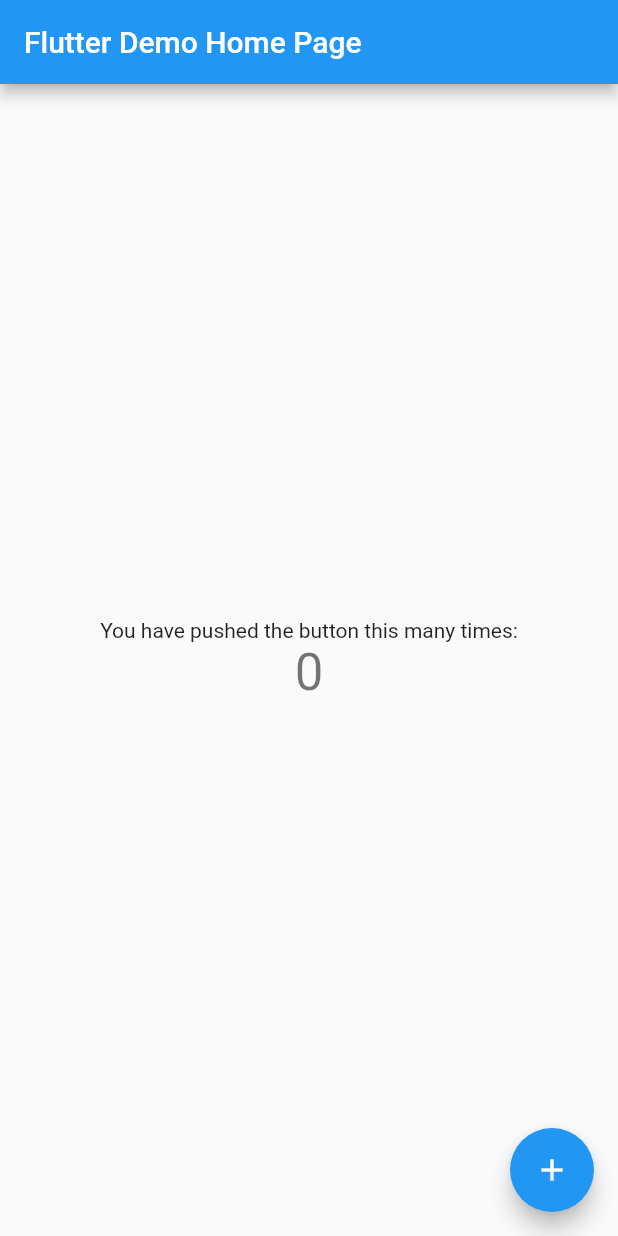
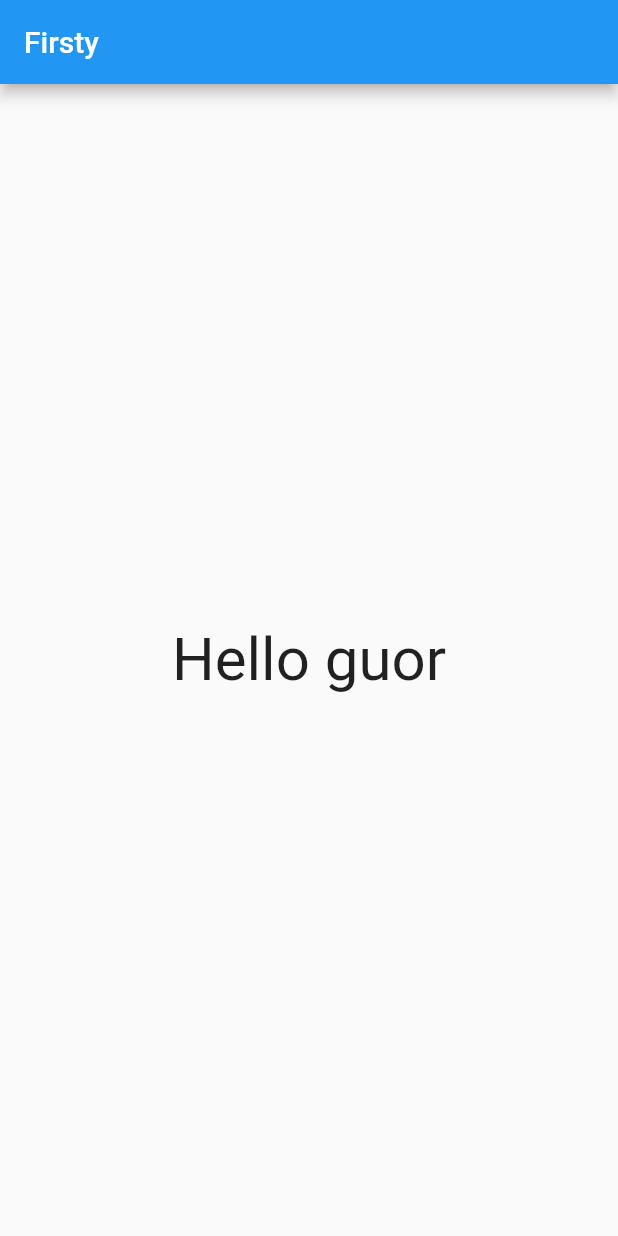
Before and after one commit to AntonioVeintiuno/fluttrapp, a Flutter app: the screen it shows after launch, on a phone screen of 412 x 824 dp. Run offline on Flutter 3.47's test engine with Material 2 defaults, Android fonts, the phone set to English and light mode, and no system bars.

Commit message:
Adding body with containert and center text.
Signed-off-by: Antonio Garcia <moy_357@hotmail.com>

```diff
--- a/lib/main.dart
+++ b/lib/main.dart
@@ -1,111 +1,21 @@
 import 'package:flutter/material.dart';
+import 'package:flutter/painting.dart';
 
-void main() => runApp(MyApp());
+void main() {
+ var app =MaterialApp(
+   home: Scaffold(
+     appBar: AppBar(
+       title: Text("Firsty"),
+     ),
+     body: Container(
+       child: Center(
+         child: Text("Hello guor",
+         style: TextStyle(fontSize: 40),
+         ),
+       ),
+     )
+   ),
+ );
 
-class MyApp extends StatelessWidget {
-  // This widget is the root of your application.
-  @override
-  Widget build(BuildContext context) {
-    return MaterialApp(
-      title: 'Flutter Demo',
-      theme: ThemeData(
-        // This is the theme of your application.
-        //
-        // Try running your application with "flutter run". You'll see the
-        // application has a blue toolbar. Then, without quitting the app, try
-        // changing the primarySwatch below to Colors.green and then invoke
-        // "hot reload" (press "r" in the console where you ran "flutter run",
-        // or simply save your changes to "hot reload" in a Flutter IDE).
-        // Notice that the counter didn't reset back to zero; the application
-        // is not restarted.
-        primarySwatch: Colors.blue,
-      ),
-      home: MyHomePage(title: 'Flutter Demo Home Page'),
-    );
-  }
+  runApp(app);
 }
-
-class MyHomePage extends StatefulWidget {
-  MyHomePage({Key key, this.title}) : super(key: key);
-
-  // This widget is the home page of your application. It is stateful, meaning
-  // that it has a State object (defined below) that contains fields that affect
-  // how it looks.
-
-  // This class is the configuration for the state. It holds the values (in this
-  // case the title) provided by the parent (in this case the App widget) and
-  // used by the build method of the State. Fields in a Widget subclass are
-  // always marked "final".
-
-  final String title;
-
-  @override
-  _MyHomePageState createState() => _MyHomePageState();
-}
-
-class _MyHomePageState extends State<MyHomePage> {
-  int _counter = 0;
-
-  void _incrementCounter() {
-    setState(() {
-      // This call to setState tells the Flutter framework that something has
-      // changed in this State, which causes it to rerun the build method below
-      // so that the display can reflect the updated values. If we changed
-      // _counter without calling setState(), then the build method would not be
-      // called again, and so nothing would appear to happen.
-      _counter++;
-    });
-  }
-
-  @override
-  Widget build(BuildContext context) {
-    // This method is rerun every time setState is called, for instance as done
-    // by the _incrementCounter method above.
-    //
-    // The Flutter framework has been optimized to make rerunning build methods
-    // fast, so that you can just rebuild anything that needs updating rather
-    // than having to individually change instances of widgets.
-    return Scaffold(
-      appBar: AppBar(
-        // Here we take the value from the MyHomePage object that was created by
-        // the App.build method, and use it to set our appbar title.
-        title: Text(widget.title),
-      ),
-      body: Center(
-        // Center is a layout widget. It takes a single child and positions it
-        // in the middle of the parent.
-        child: Column(
-          // Column is also layout widget. It takes a list of children and
-          // arranges them vertically. By default, it sizes itself to fit its
-          // children horizontally, and tries to be as tall as its parent.
-          //
-          // Invoke "debug painting" (press "p" in the console, choose the
-          // "Toggle Debug Paint" action from the Flutter Inspector in Android
-          // Studio, or the "Toggle Debug Paint" command in Visual Studio Code)
-          // to see the wireframe for each widget.
-          //
-          // Column has various properties to control how it sizes itself and
-          // how it positions its children. Here we use mainAxisAlignment to
-          // center the children vertically; the main axis here is the vertical
-          // axis because Columns are vertical (the cross axis would be
-          // horizontal).
-          mainAxisAlignment: MainAxisAlignment.center,
-          children: <Widget>[
-            Text(
-              'You have pushed the button this many times:',
-            ),
-            Text(
-              '$_counter',
-              style: Theme.of(context).textTheme.display1,
-            ),
-          ],
-        ),
-      ),
-      floatingActionButton: FloatingActionButton(
-        onPressed: _incrementCounter,
-        tooltip: 'Increment',
-        child: Icon(Icons.add),
-      ), // This trailing comma makes auto-formatting nicer for build methods.
-    );
-  }
-}
```
Also changed, not shown: 1 other file.
